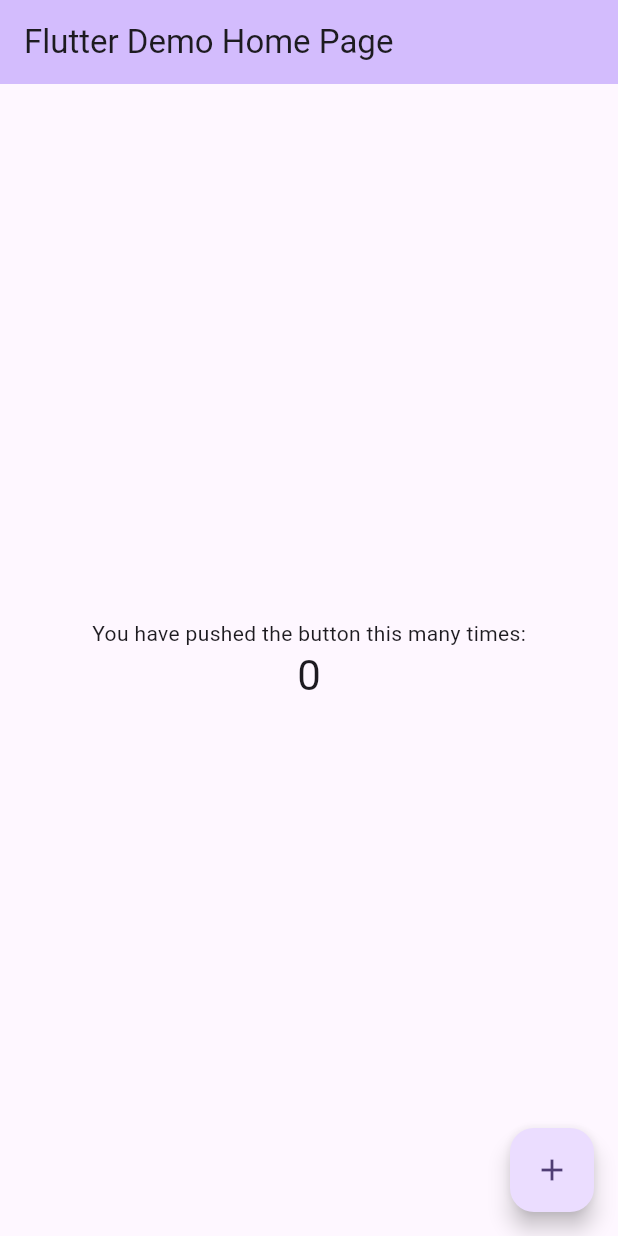
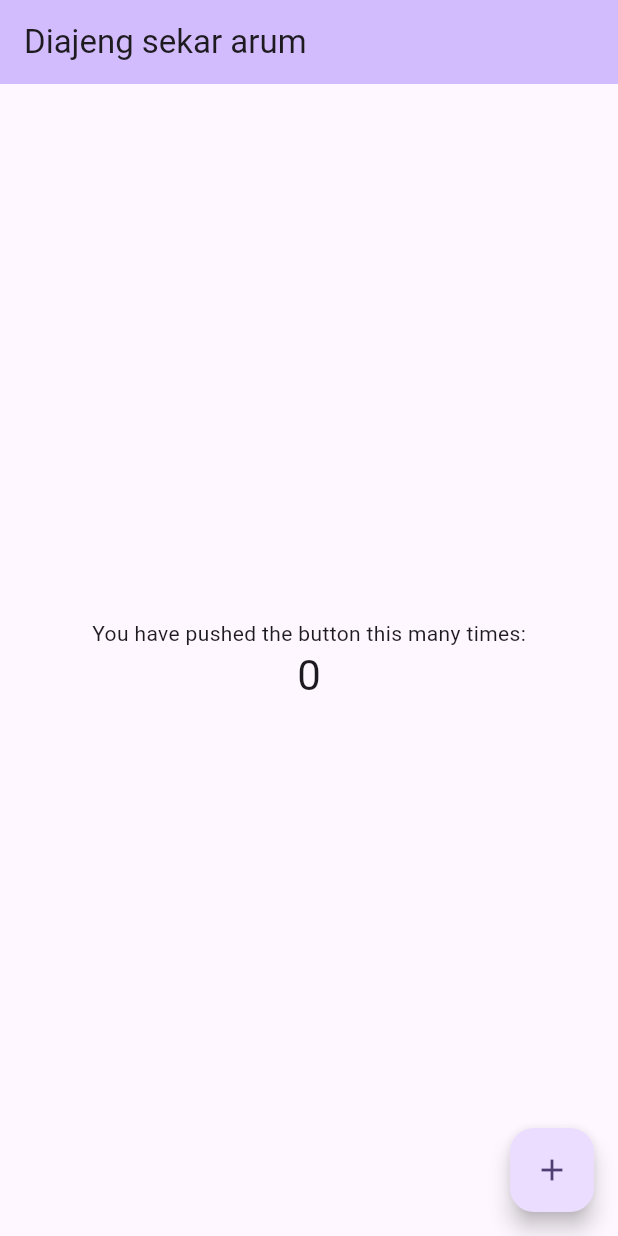
Before and after one commit to Diajengsekar/flutter-fundamental-part1, a Flutter app: the screen it shows after launch, on a phone screen of 412 x 824 dp. Run offline on Flutter 3.47's test engine with Material 3 defaults, Android fonts, the phone set to English and light mode, and no system bars.

Commit message:
edit readme

```diff
--- a/lib/main.dart
+++ b/lib/main.dart
@@ -30,7 +30,7 @@ class MyApp extends StatelessWidget {
         // tested with just a hot reload.
         colorScheme: ColorScheme.fromSeed(seedColor: Colors.deepPurple),
       ),
-      home: const MyHomePage(title: 'Flutter Demo Home Page'),
+      home: const MyHomePage(title: 'Diajeng sekar arum'),
     );
   }
 }
```
Also changed, not shown: images/01.png (added), 1 other file.
